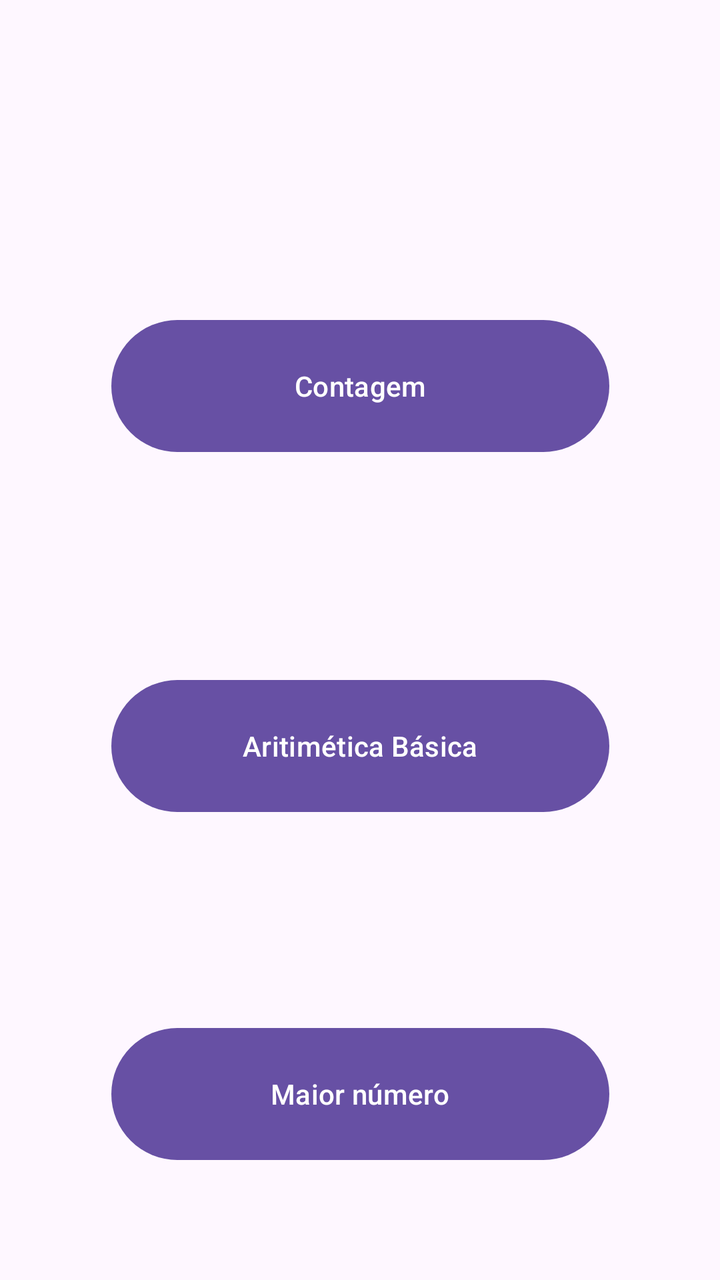
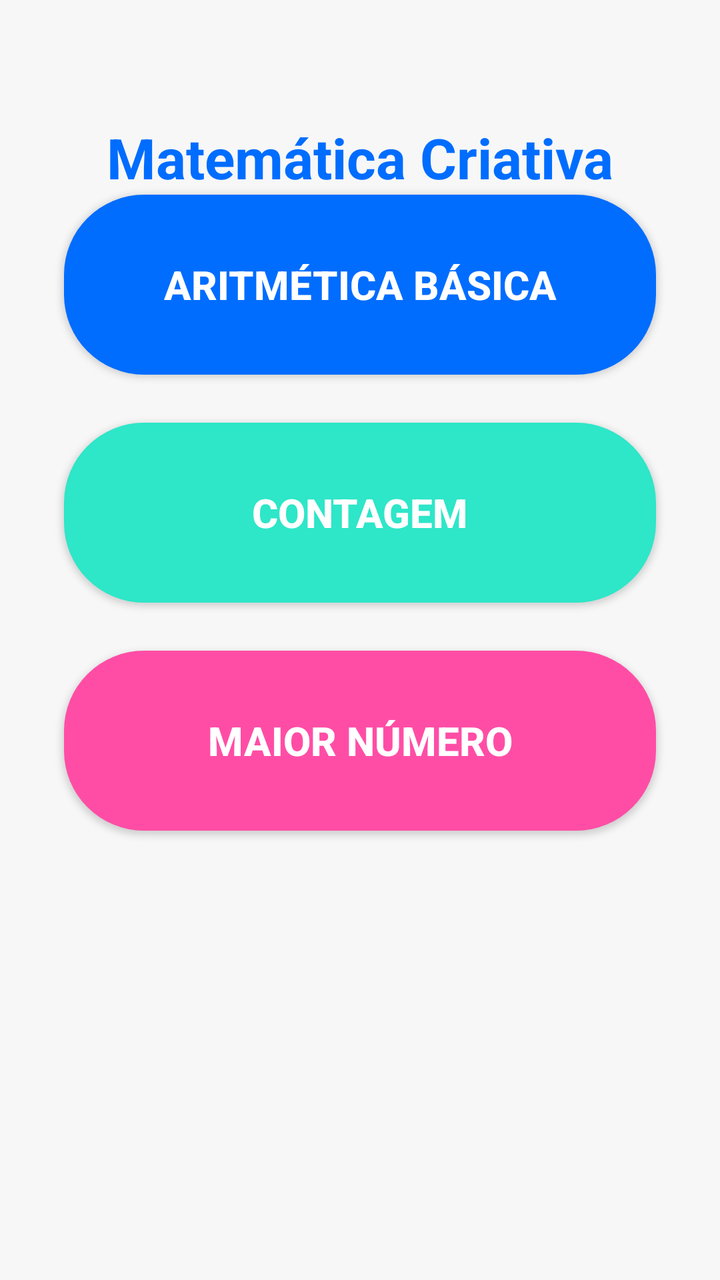

Before-and-after screenshots of an Android layout around one commit, followed by the original layout XML and the change that was made.
<!-- AndroidManifest.xml: application theme Theme.MatematicaDivertida -->
<!-- res/layout/activity_main.xml -->
<?xml version="1.0" encoding="utf-8"?>
<androidx.constraintlayout.widget.ConstraintLayout xmlns:android="http://schemas.android.com/apk/res/android"
    xmlns:app="http://schemas.android.com/apk/res-auto"
    xmlns:tools="http://schemas.android.com/tools"
    android:id="@+id/main"
    android:layout_width="match_parent"
    android:layout_height="match_parent"
    tools:context=".MainActivity">

    <Button
        android:id="@+id/btnAritimeticaBasica"
        android:layout_width="249dp"
        android:layout_height="74dp"
        android:layout_marginTop="336dp"
        android:onClick="irAritimetica"
        android:text="Aritimética Básica"
        app:layout_constraintEnd_toEndOf="parent"
        app:layout_constraintStart_toStartOf="parent"
        app:layout_constraintTop_toTopOf="parent" />

    <Button
        android:id="@+id/btnMaiorNumero"
        android:layout_width="249dp"
        android:layout_height="74dp"
        android:layout_marginTop="100dp"
        android:onClick="irMaior"
        android:text="Maior número"
        app:layout_constraintBottom_toBottomOf="parent"
        app:layout_constraintEnd_toEndOf="parent"
        app:layout_constraintStart_toStartOf="parent"
        app:layout_constraintTop_toBottomOf="@+id/btnAritimeticaBasica"
        app:layout_constraintVertical_bias="0.0" />

    <Button
        android:id="@+id/btnContagem"
        android:layout_width="249dp"
        android:layout_height="74dp"
        android:layout_marginTop="156dp"
        android:onClick="irContagem"
        android:text="Contagem"
        app:layout_constraintBottom_toTopOf="@+id/btnAritimeticaBasica"
        app:layout_constraintEnd_toEndOf="parent"
        app:layout_constraintStart_toStartOf="parent"
        app:layout_constraintTop_toTopOf="parent"
        app:layout_constraintVertical_bias="0.0" />
</androidx.constraintlayout.widget.ConstraintLayout>
<!-- resources referenced by this layout -->
<resources>
  <style name="Theme.MatematicaDivertida" parent="Base.Theme.MatematicaDivertida" />
  <style name="Base.Theme.MatematicaDivertida" parent="Theme.Material3.DayNight.NoActionBar">
          
          
      </style>
</resources>

<!-- the commit's change to res/layout/activity_main.xml (unified diff, before → after) -->
@@ -5,42 +5,73 @@
     android:id="@+id/main"
     android:layout_width="match_parent"
     android:layout_height="match_parent"
+    android:background="#F7F7F7"
     tools:context=".MainActivity">
 
-    <Button
+    <TextView
+        android:id="@+id/titulo"
+        android:layout_width="wrap_content"
+        android:layout_height="wrap_content"
+        android:text="Matemática Criativa"
+        android:textSize="28sp"
+        android:textStyle="bold"
+        android:textColor="#006DFF"
+        android:layout_marginTop="60dp"
+        app:layout_constraintTop_toTopOf="parent"
+        app:layout_constraintStart_toStartOf="parent"
+        app:layout_constraintEnd_toEndOf="parent" />
+
+    <androidx.appcompat.widget.AppCompatButton
         android:id="@+id/btnAritimeticaBasica"
-        android:layout_width="249dp"
-        android:layout_height="74dp"
-        android:layout_marginTop="336dp"
+        android:layout_width="0dp"
+        android:layout_height="90dp"
         android:onClick="irAritimetica"
-        android:text="Aritimética Básica"
-        app:layout_constraintEnd_toEndOf="parent"
+        android:text="Aritmética Básica"
+        android:textSize="20sp"
+        android:textStyle="bold"
+        android:textColor="#FFFFFF"
+        android:background="@drawable/rounded_button_blue"
+        android:elevation="6dp"
+        android:layout_marginStart="32dp"
+        android:layout_marginEnd="32dp"
+        app:layout_constraintTop_toBottomOf="@+id/titulo"
         app:layout_constraintStart_toStartOf="parent"
-        app:layout_constraintTop_toTopOf="parent" />
+        app:layout_constraintEnd_toEndOf="parent" />
 
-    <Button
-        android:id="@+id/btnMaiorNumero"
-        android:layout_width="249dp"
-        android:layout_height="74dp"
-        android:layout_marginTop="100dp"
-        android:onClick="irMaior"
-        android:text="Maior número"
-        app:layout_constraintBottom_toBottomOf="parent"
-        app:layout_constraintEnd_toEndOf="parent"
-        app:layout_constraintStart_toStartOf="parent"
-        app:layout_constraintTop_toBottomOf="@+id/btnAritimeticaBasica"
-        app:layout_constraintVertical_bias="0.0" />
-
-    <Button
+    <androidx.appcompat.widget.AppCompatButton
         android:id="@+id/btnContagem"
-        android:layout_width="249dp"
-        android:layout_height="74dp"
-        android:layout_marginTop="156dp"
+        android:layout_width="0dp"
+        android:layout_height="90dp"
         android:onClick="irContagem"
         android:text="Contagem"
-        app:layout_constraintBottom_toTopOf="@+id/btnAritimeticaBasica"
-        app:layout_constraintEnd_toEndOf="parent"
+        android:textSize="20sp"
+        android:textStyle="bold"
+        android:textColor="#FFFFFF"
+        android:background="@drawable/rounded_button_green"
+        android:elevation="6dp"
+        android:layout_marginStart="32dp"
+        android:layout_marginEnd="32dp"
+        android:layout_marginTop="24dp"
+        app:layout_constraintTop_toBottomOf="@+id/btnAritimeticaBasica"
         app:layout_constraintStart_toStartOf="parent"
-        app:layout_constraintTop_toTopOf="parent"
-        app:layout_constraintVertical_bias="0.0" />
+        app:layout_constraintEnd_toEndOf="parent" />
+
+    <androidx.appcompat.widget.AppCompatButton
+        android:id="@+id/btnMaiorNumero"
+        android:layout_width="0dp"
+        android:layout_height="90dp"
+        android:onClick="irMaior"
+        android:text="Maior Número"
+        android:textSize="20sp"
+        android:textStyle="bold"
+        android:textColor="#FFFFFF"
+        android:background="@drawable/rounded_button_pink"
+        android:elevation="6dp"
+        android:layout_marginStart="32dp"
+        android:layout_marginEnd="32dp"
+        android:layout_marginTop="24dp"
+        app:layout_constraintTop_toBottomOf="@+id/btnContagem"
+        app:layout_constraintStart_toStartOf="parent"
+        app:layout_constraintEnd_toEndOf="parent" />
+
 </androidx.constraintlayout.widget.ConstraintLayout>
<!-- resource entries referenced after the edit -->
@@ -1,5 +1,44 @@
 <!-- resources referenced by this layout -->
 <resources>
+  <!-- drawable rounded_button_blue (drawable) -->
+  <?xml version="1.0" encoding="utf-8"?>
+  <ripple xmlns:android="http://schemas.android.com/apk/res/android"
+      android:color="?attr/colorControlHighlight">
+  
+      <item>
+          <shape android:shape="rectangle">
+              <solid android:color="#006DFF"/>
+              <corners android:radius="40dp"/>
+          </shape>
+      </item>
+  
+  </ripple>
+  <!-- drawable rounded_button_green (drawable) -->
+  <?xml version="1.0" encoding="utf-8"?>
+  <ripple xmlns:android="http://schemas.android.com/apk/res/android"
+      android:color="?attr/colorControlHighlight">
+  
+      <item>
+          <shape android:shape="rectangle">
+              <solid android:color="#2EE6C8"/>
+              <corners android:radius="40dp"/>
+          </shape>
+      </item>
+  
+  </ripple>
+  <!-- drawable rounded_button_pink (drawable) -->
+  <?xml version="1.0" encoding="utf-8"?>
+  <ripple xmlns:android="http://schemas.android.com/apk/res/android"
+      android:color="?attr/colorControlHighlight">
+  
+      <item>
+          <shape android:shape="rectangle">
+              <solid android:color="#FF4DA6"/>
+              <corners android:radius="40dp"/>
+          </shape>
+      </item>
+  
+  </ripple>
   <style name="Theme.MatematicaDivertida" parent="Base.Theme.MatematicaDivertida" />
   <style name="Base.Theme.MatematicaDivertida" parent="Theme.Material3.DayNight.NoActionBar">
           
